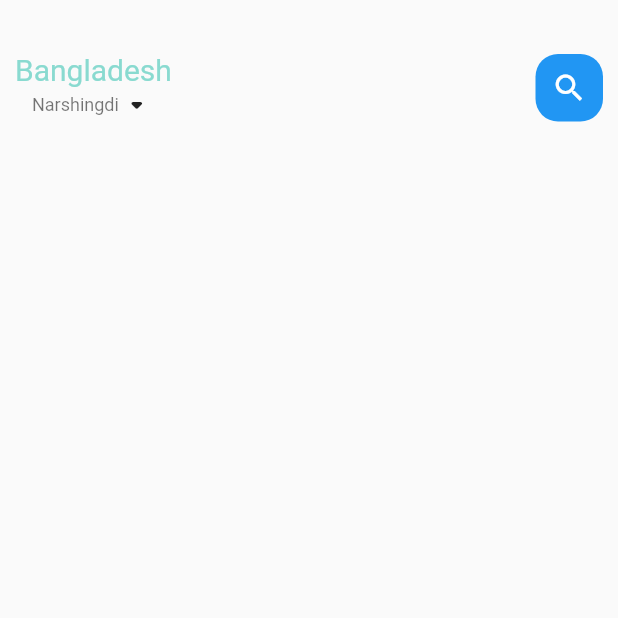
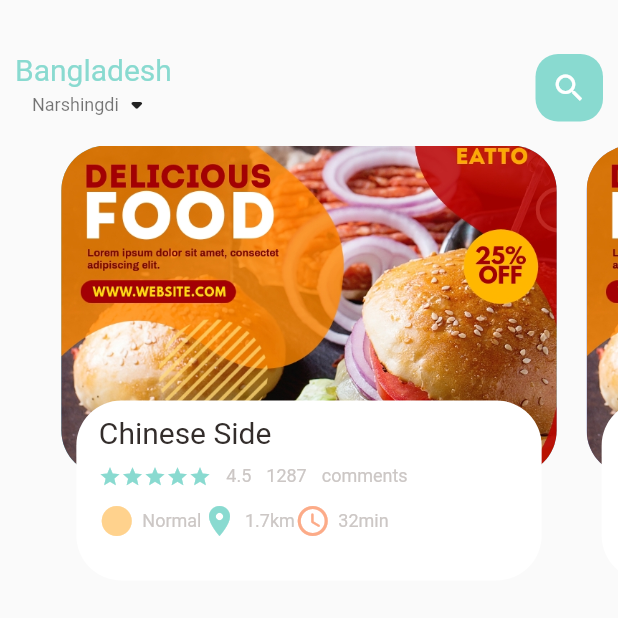
Before and after one commit to armaanislam/FoodFile, a Flutter app: the screen it shows after launch, on a phone screen of 412 x 824 dp, the top half of it. Run offline on Flutter 3.47's test engine with Material 2 defaults, Android fonts, the light colour scheme and no system bars.

Commit message:
Stack Container Solution

```diff
--- /dev/null
+++ b/lib/home/food_page_body.dart
@@ -0,0 +1,105 @@
+import 'package:flutter/cupertino.dart';
+import 'package:flutter/material.dart';
+import 'package:foodfile/utils/colors.dart';
+import 'package:foodfile/widgets/big_text.dart';
+import 'package:foodfile/widgets/icon_and_text_widget.dart';
+
+import '../widgets/small_text.dart';
+
+class FoodPageBody extends StatefulWidget {
+  const FoodPageBody({Key? key}) : super(key: key);
+
+  @override
+  State<FoodPageBody> createState() => _FoodPageBodyState();
+}
+
+class _FoodPageBodyState extends State<FoodPageBody> {
+  PageController pageController = PageController(viewportFraction: 0.85);
+
+  @override
+  Widget build(BuildContext context) {
+    return Container(
+      // color: Colors.redAccent,
+      height: 320,
+      child: PageView.builder(
+          controller: pageController,
+          itemCount: 5,
+          itemBuilder: (context, position) {
+            return _buildPageItem(position);
+          }),
+    );
+  }
+
+  Widget _buildPageItem(int index) {
+    return Stack(
+      children: [
+        Container(
+          height: 220,
+          margin: EdgeInsets.only(left: 10, right: 10),
+          decoration: BoxDecoration(
+              borderRadius: BorderRadius.circular(30),
+              color: index.isEven ? Color(0xFF69c5Df) : Color(0xFF9294cc),
+              image: DecorationImage(
+                  fit: BoxFit.cover,
+                  image: AssetImage("assets/images/food6.jpg"))),
+        ),
+        Align(
+          alignment: Alignment.bottomCenter,
+          child: Container(
+            height: 120,
+            margin: EdgeInsets.only(left: 20, right: 20, bottom: 30),
+            decoration: BoxDecoration(
+              borderRadius: BorderRadius.circular(30),
+              color: Colors.white,
+            ),
+            child: Container(
+              padding: EdgeInsets.only(top: 10, left: 15, right: 15),
+              child: Column(
+                crossAxisAlignment: CrossAxisAlignment.start,
+                children: [
+                  BigText(text: "Chinese Side"),
+                  SizedBox(height: 10),
+                  Row(
+                    children: [
+                      Wrap(
+                          children: List.generate(
+                              5,
+                              (index) => Icon(Icons.star,
+                                  color: AppColors.mainColor, size: 15))),
+                      SizedBox(width: 10),
+                      SmallText(text: '4.5'),
+                      SizedBox(width: 10),
+                      SmallText(text: '1287'),
+                      SizedBox(width: 10),
+                      SmallText(text: 'comments'),
+                    ],
+                  ),
+                  SizedBox(height: 10),
+                  Row(
+                    children: [
+                      IconAndTextWidget(
+                          icon: Icons.circle_sharp,
+                          text: "Normal",
+                          iconColor: AppColors.iconColor1
+                      ),
+                      IconAndTextWidget(
+                          icon: Icons.location_on,
+                          text: "1.7km",
+                          iconColor: AppColors.mainColor
+                      ),
+                      IconAndTextWidget(
+                          icon: Icons.access_time_rounded,
+                          text: "32min",
+                          iconColor: AppColors.iconColor2
+                      )
+                    ],
+                  )
+                ],
+              ),
+            ),
+          ),
+        )
+      ],
+    );
+  }
+}
--- a/lib/home/main_food_page.dart
+++ b/lib/home/main_food_page.dart
@@ -1,5 +1,6 @@
 import 'package:flutter/cupertino.dart';
 import 'package:flutter/material.dart';
+import 'package:foodfile/home/food_page_body.dart';
 import 'package:foodfile/utils/colors.dart';
 import 'package:foodfile/widgets/big_text.dart';
 import 'package:foodfile/widgets/small_text.dart';
@@ -27,10 +28,12 @@
                     children: [
                       Column(
                         children: [
-                          BigText(text: "Bangladesh", color: AppColors.mainColor),
+                          BigText(
+                              text: "Bangladesh", color: AppColors.mainColor),
                           Row(
                             children: [
-                              SmallText(text: "Narshingdi", color: Colors.black54),
+                              SmallText(
+                                  text: "Narshingdi", color: Colors.black54),
                               Icon(Icons.arrow_drop_down_rounded)
                             ],
                           )
@@ -42,13 +45,14 @@
                         child: Icon(Icons.search, color: Colors.white),
                         decoration: BoxDecoration(
                           borderRadius: BorderRadius.circular(15),
-                          color: Colors.blue,
+                          color: AppColors.mainColor,
                         ),
-                      )
+                      ),
                     ],
                   )),
             ),
-          )
+          ),
+          FoodPageBody(),
         ],
       ),
     );
--- /dev/null
+++ b/lib/widgets/icon_and_text_widget.dart
@@ -0,0 +1,26 @@
+import 'package:flutter/cupertino.dart';
+import 'package:foodfile/widgets/small_text.dart';
+
+class IconAndTextWidget extends StatelessWidget {
+  final IconData icon;
+  final String text;
+  final Color iconColor;
+
+  const IconAndTextWidget({
+    Key? key,
+    required this.icon,
+    required this.text,
+    required this.iconColor
+  }) : super(key: key);
+
+  @override
+  Widget build(BuildContext context) {
+    return Row(
+      children: [
+        Icon(icon, color: iconColor),
+        SizedBox(width: 5),
+        SmallText(text: text)
+      ],
+    );
+  }
+}
--- a/pubspec.yaml
+++ b/pubspec.yaml
@@ -60,10 +60,8 @@
   uses-material-design: true
 
   # To add assets to your application, add an assets section, like this:
-  # assets:
-  #   - images/a_dot_burr.jpeg
-  #   - images/a_dot_ham.jpeg
-
+  assets:
+    - assets/images/
   # An image asset can refer to one or more resolution-specific "variants", see
   # https://flutter.dev/assets-and-images/#resolution-aware
 
```
Also changed, not shown: assets/images/default.jpg (added), assets/images/food1.jpg (added), assets/images/food2.jpg (added), assets/images/food3.jpg (added), assets/images/food4.jpg (added), assets/images/food5.jpg (added), assets/images/food6.jpg (added).
